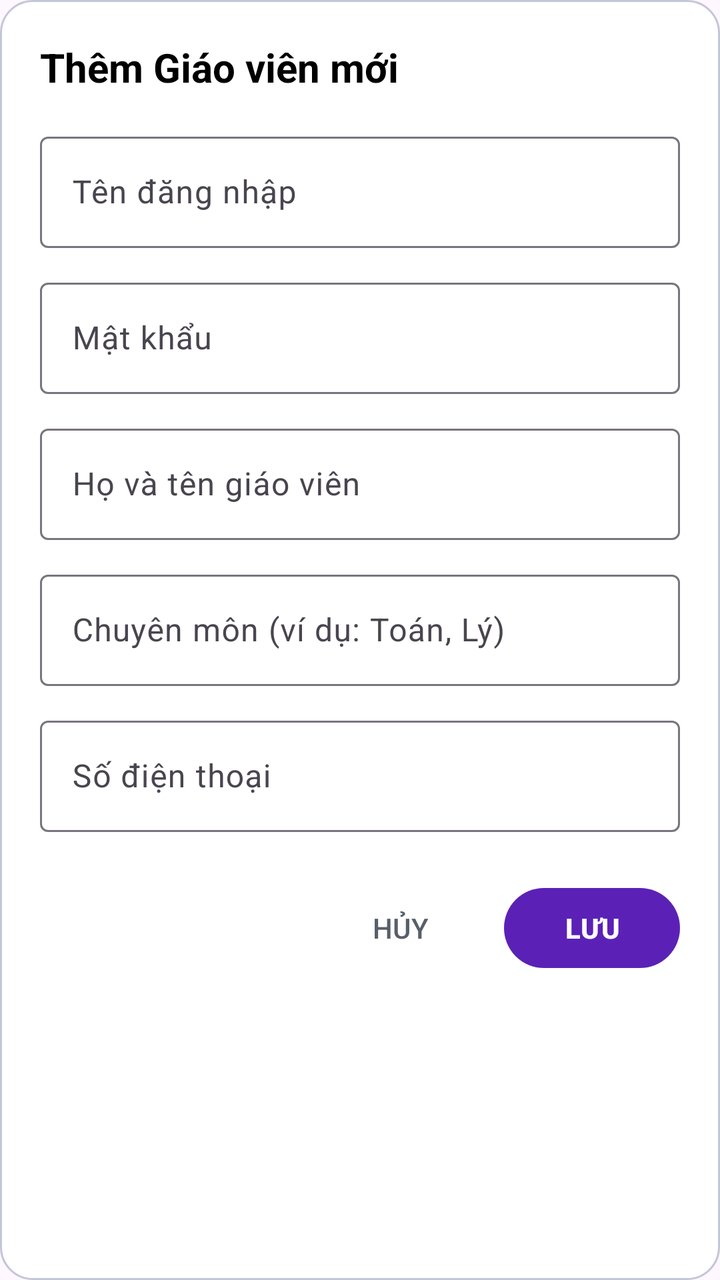
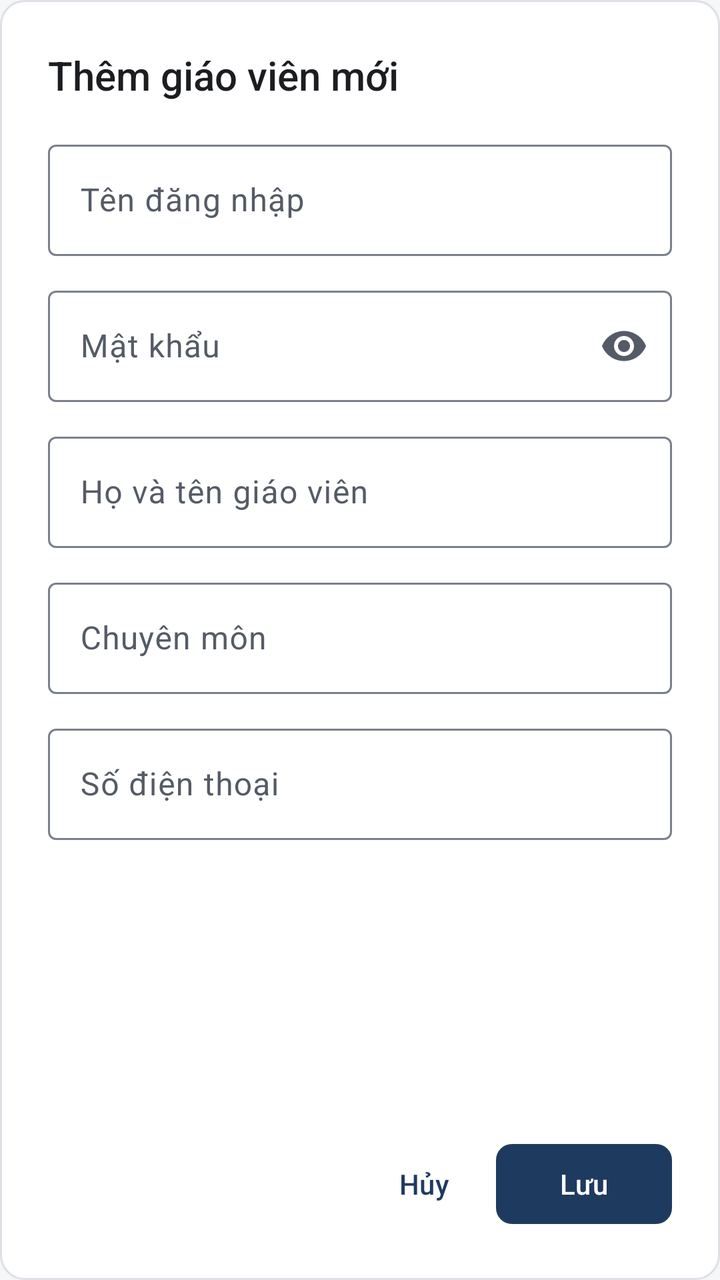

Two renders of the same Android screen: before a commit and after it. Below are the layout's source before the change and the commit's diff.
<!-- AndroidManifest.xml: application theme Theme.Kstudy -->
<!-- res/layout/dialog_add_edit_teacher.xml -->
<?xml version="1.0" encoding="utf-8"?>
<LinearLayout xmlns:android="http://schemas.android.com/apk/res/android"
    xmlns:app="http://schemas.android.com/apk/res-auto"
    android:layout_width="match_parent"
    android:layout_height="wrap_content"
    android:background="@drawable/bg_card"
    android:orientation="vertical"
    android:padding="20dp">

    <TextView
        android:id="@+id/tvDialogTitle"
        android:layout_width="wrap_content"
        android:layout_height="wrap_content"
        android:text="Thêm Giáo viên mới"
        android:textColor="@color/black"
        android:textSize="20sp"
        android:textStyle="bold"
        android:layout_marginBottom="16dp" />

    <com.google.android.material.textfield.TextInputLayout
        android:id="@+id/tilUsername"
        android:layout_width="match_parent"
        android:layout_height="wrap_content"
        android:layout_marginBottom="12dp"
        style="@style/Widget.Material3.TextInputLayout.OutlinedBox">
        <com.google.android.material.textfield.TextInputEditText
            android:id="@+id/etTeacherUser"
            android:layout_width="match_parent"
            android:layout_height="wrap_content"
            android:hint="Tên đăng nhập"
            android:textColor="@color/black"
            android:singleLine="true" />
    </com.google.android.material.textfield.TextInputLayout>

    <com.google.android.material.textfield.TextInputLayout
        android:id="@+id/tilPassword"
        android:layout_width="match_parent"
        android:layout_height="wrap_content"
        android:layout_marginBottom="12dp"
        style="@style/Widget.Material3.TextInputLayout.OutlinedBox">
        <com.google.android.material.textfield.TextInputEditText
            android:id="@+id/etTeacherPass"
            android:layout_width="match_parent"
            android:layout_height="wrap_content"
            android:hint="Mật khẩu"
            android:inputType="textPassword"
            android:textColor="@color/black"
            android:singleLine="true" />
    </com.google.android.material.textfield.TextInputLayout>

    <com.google.android.material.textfield.TextInputLayout
        android:layout_width="match_parent"
        android:layout_height="wrap_content"
        android:layout_marginBottom="12dp"
        style="@style/Widget.Material3.TextInputLayout.OutlinedBox">
        <com.google.android.material.textfield.TextInputEditText
            android:id="@+id/etTeacherName"
            android:layout_width="match_parent"
            android:layout_height="wrap_content"
            android:hint="Họ và tên giáo viên"
            android:textColor="@color/black"
            android:singleLine="true" />
    </com.google.android.material.textfield.TextInputLayout>

    <com.google.android.material.textfield.TextInputLayout
        android:layout_width="match_parent"
        android:layout_height="wrap_content"
        android:layout_marginBottom="12dp"
        style="@style/Widget.Material3.TextInputLayout.OutlinedBox">
        <com.google.android.material.textfield.TextInputEditText
            android:id="@+id/etTeacherSub"
            android:layout_width="match_parent"
            android:layout_height="wrap_content"
            android:hint="Chuyên môn (ví dụ: Toán, Lý)"
            android:textColor="@color/black"
            android:singleLine="true" />
    </com.google.android.material.textfield.TextInputLayout>

    <com.google.android.material.textfield.TextInputLayout
        android:layout_width="match_parent"
        android:layout_height="wrap_content"
        android:layout_marginBottom="24dp"
        style="@style/Widget.Material3.TextInputLayout.OutlinedBox">
        <com.google.android.material.textfield.TextInputEditText
            android:id="@+id/etTeacherPhone"
            android:layout_width="match_parent"
            android:layout_height="wrap_content"
            android:hint="Số điện thoại"
            android:inputType="phone"
            android:textColor="@color/black"
            android:singleLine="true" />
    </com.google.android.material.textfield.TextInputLayout>

    <LinearLayout
        android:layout_width="match_parent"
        android:layout_height="wrap_content"
        android:orientation="horizontal"
        android:gravity="end">

        <Button
            android:id="@+id/btnCancelTeacher"
            style="@style/Widget.Material3.Button.TextButton"
            android:layout_width="wrap_content"
            android:layout_height="wrap_content"
            android:text="HỦY"
            android:textColor="@color/secondary"
            android:layout_marginEnd="8dp" />

        <Button
            android:id="@+id/btnSaveTeacher"
            style="@style/Widget.Material3.Button"
            android:layout_width="wrap_content"
            android:layout_height="wrap_content"
            android:text="LƯU"
            android:textColor="@color/white"
            android:textStyle="bold" />
    </LinearLayout>
</LinearLayout>
<!-- resources referenced by this layout -->
<resources>
  <color name="black">#FF000000</color>
  <color name="secondary">#585F6A</color>
  <color name="white">#FFFFFFFF</color>
  <!-- drawable bg_card (drawable) -->
  <?xml version="1.0" encoding="utf-8"?>
  <shape xmlns:android="http://schemas.android.com/apk/res/android"
      android:shape="rectangle">
      <solid android:color="@color/surface" />
      <corners android:radius="16dp" />
      <stroke
          android:width="1dp"
          android:color="@color/outline_variant" />
  </shape>
  <color name="outline_variant">#C3C6D6</color>
  <style name="Base.Theme.Kstudy" parent="Theme.Material3.Light.NoActionBar">
          
          <item name="colorPrimary">@color/primary</item>
          <item name="colorOnPrimary">@color/white</item>
      </style>
  <color name="primary">#5B21B6</color>
  <!-- unchanged entries left out for length: 2 -->
</resources>

<!-- the commit's change to res/layout/dialog_add_edit_teacher.xml (unified diff, before → after) -->
@@ -5,114 +5,129 @@
     android:layout_height="wrap_content"
     android:background="@drawable/bg_card"
     android:orientation="vertical"
-    android:padding="20dp">
+    android:padding="24dp">
 
     <TextView
         android:id="@+id/tvDialogTitle"
         android:layout_width="wrap_content"
         android:layout_height="wrap_content"
-        android:text="Thêm Giáo viên mới"
-        android:textColor="@color/black"
-        android:textSize="20sp"
-        android:textStyle="bold"
-        android:layout_marginBottom="16dp" />
+        android:text="Thêm giáo viên mới"
+        android:textAppearance="@style/TextAppearance.Kstudy.Title" />
 
-    <com.google.android.material.textfield.TextInputLayout
-        android:id="@+id/tilUsername"
+    
+    <androidx.core.widget.NestedScrollView
         android:layout_width="match_parent"
-        android:layout_height="wrap_content"
-        android:layout_marginBottom="12dp"
-        style="@style/Widget.Material3.TextInputLayout.OutlinedBox">
-        <com.google.android.material.textfield.TextInputEditText
-            android:id="@+id/etTeacherUser"
+        android:layout_height="0dp"
+        android:layout_marginTop="16dp"
+        android:layout_weight="1">
+
+        <LinearLayout
             android:layout_width="match_parent"
             android:layout_height="wrap_content"
-            android:hint="Tên đăng nhập"
-            android:textColor="@color/black"
-            android:singleLine="true" />
-    </com.google.android.material.textfield.TextInputLayout>
+            android:orientation="vertical">
 
-    <com.google.android.material.textfield.TextInputLayout
-        android:id="@+id/tilPassword"
-        android:layout_width="match_parent"
-        android:layout_height="wrap_content"
-        android:layout_marginBottom="12dp"
-        style="@style/Widget.Material3.TextInputLayout.OutlinedBox">
-        <com.google.android.material.textfield.TextInputEditText
-            android:id="@+id/etTeacherPass"
-            android:layout_width="match_parent"
-            android:layout_height="wrap_content"
-            android:hint="Mật khẩu"
-            android:inputType="textPassword"
-            android:textColor="@color/black"
-            android:singleLine="true" />
-    </com.google.android.material.textfield.TextInputLayout>
+            <com.google.android.material.textfield.TextInputLayout
+                android:id="@+id/tilUsername"
+                style="@style/Widget.Material3.TextInputLayout.OutlinedBox"
+                android:layout_width="match_parent"
+                android:layout_height="wrap_content"
+                android:layout_marginBottom="12dp"
+                android:hint="Tên đăng nhập">
 
-    <com.google.android.material.textfield.TextInputLayout
-        android:layout_width="match_parent"
-        android:layout_height="wrap_content"
-        android:layout_marginBottom="12dp"
-        style="@style/Widget.Material3.TextInputLayout.OutlinedBox">
-        <com.google.android.material.textfield.TextInputEditText
-            android:id="@+id/etTeacherName"
-            android:layout_width="match_parent"
-            android:layout_height="wrap_content"
-            android:hint="Họ và tên giáo viên"
-            android:textColor="@color/black"
-            android:singleLine="true" />
-    </com.google.android.material.textfield.TextInputLayout>
+                <com.google.android.material.textfield.TextInputEditText
+                    android:id="@+id/etTeacherUser"
+                    android:layout_width="match_parent"
+                    android:layout_height="wrap_content"
+                    android:inputType="text"
+                    android:maxLines="1" />
+            </com.google.android.material.textfield.TextInputLayout>
 
-    <com.google.android.material.textfield.TextInputLayout
-        android:layout_width="match_parent"
-        android:layout_height="wrap_content"
-        android:layout_marginBottom="12dp"
-        style="@style/Widget.Material3.TextInputLayout.OutlinedBox">
-        <com.google.android.material.textfield.TextInputEditText
-            android:id="@+id/etTeacherSub"
-            android:layout_width="match_parent"
-            android:layout_height="wrap_content"
-            android:hint="Chuyên môn (ví dụ: Toán, Lý)"
-            android:textColor="@color/black"
-            android:singleLine="true" />
-    </com.google.android.material.textfield.TextInputLayout>
+            <com.google.android.material.textfield.TextInputLayout
+                android:id="@+id/tilPassword"
+                style="@style/Widget.Material3.TextInputLayout.OutlinedBox"
+                android:layout_width="match_parent"
+                android:layout_height="wrap_content"
+                android:layout_marginBottom="12dp"
+                android:hint="Mật khẩu"
+                app:endIconMode="password_toggle">
 
-    <com.google.android.material.textfield.TextInputLayout
-        android:layout_width="match_parent"
-        android:layout_height="wrap_content"
-        android:layout_marginBottom="24dp"
-        style="@style/Widget.Material3.TextInputLayout.OutlinedBox">
-        <com.google.android.material.textfield.TextInputEditText
-            android:id="@+id/etTeacherPhone"
-            android:layout_width="match_parent"
-            android:layout_height="wrap_content"
-            android:hint="Số điện thoại"
-            android:inputType="phone"
-            android:textColor="@color/black"
-            android:singleLine="true" />
-    </com.google.android.material.textfield.TextInputLayout>
+                <com.google.android.material.textfield.TextInputEditText
+                    android:id="@+id/etTeacherPass"
+                    android:layout_width="match_parent"
+                    android:layout_height="wrap_content"
+                    android:inputType="textPassword"
+                    android:maxLines="1" />
+            </com.google.android.material.textfield.TextInputLayout>
+
+            <com.google.android.material.textfield.TextInputLayout
+                android:id="@+id/tilTeacherName"
+                style="@style/Widget.Material3.TextInputLayout.OutlinedBox"
+                android:layout_width="match_parent"
+                android:layout_height="wrap_content"
+                android:layout_marginBottom="12dp"
+                android:hint="Họ và tên giáo viên">
+
+                <com.google.android.material.textfield.TextInputEditText
+                    android:id="@+id/etTeacherName"
+                    android:layout_width="match_parent"
+                    android:layout_height="wrap_content"
+                    android:inputType="textPersonName|textCapWords"
+                    android:maxLines="1" />
+            </com.google.android.material.textfield.TextInputLayout>
+
+            <com.google.android.material.textfield.TextInputLayout
+                android:id="@+id/tilTeacherSub"
+                style="@style/Widget.Material3.TextInputLayout.OutlinedBox"
+                android:layout_width="match_parent"
+                android:layout_height="wrap_content"
+                android:layout_marginBottom="12dp"
+                android:hint="Chuyên môn"
+                app:placeholderText="Ví dụ: Toán, Lý">
+
+                <com.google.android.material.textfield.TextInputEditText
+                    android:id="@+id/etTeacherSub"
+                    android:layout_width="match_parent"
+                    android:layout_height="wrap_content"
+                    android:inputType="textCapSentences"
+                    android:maxLines="1" />
+            </com.google.android.material.textfield.TextInputLayout>
+
+            <com.google.android.material.textfield.TextInputLayout
+                android:id="@+id/tilTeacherPhone"
+                style="@style/Widget.Material3.TextInputLayout.OutlinedBox"
+                android:layout_width="match_parent"
+                android:layout_height="wrap_content"
+                android:hint="Số điện thoại">
+
+                <com.google.android.material.textfield.TextInputEditText
+                    android:id="@+id/etTeacherPhone"
+                    android:layout_width="match_parent"
+                    android:layout_height="wrap_content"
+                    android:inputType="phone"
+                    android:maxLines="1" />
+            </com.google.android.material.textfield.TextInputLayout>
+        </LinearLayout>
+    </androidx.core.widget.NestedScrollView>
 
     <LinearLayout
         android:layout_width="match_parent"
         android:layout_height="wrap_content"
-        android:orientation="horizontal"
-        android:gravity="end">
+        android:layout_marginTop="16dp"
+        android:gravity="end"
+        android:orientation="horizontal">
 
         <Button
             android:id="@+id/btnCancelTeacher"
-            style="@style/Widget.Material3.Button.TextButton"
+            style="@style/Widget.Kstudy.Button.Text"
             android:layout_width="wrap_content"
             android:layout_height="wrap_content"
-            android:text="HỦY"
-            android:textColor="@color/secondary"
-            android:layout_marginEnd="8dp" />
+            android:layout_marginEnd="8dp"
+            android:text="Hủy" />
 
         <Button
             android:id="@+id/btnSaveTeacher"
-            style="@style/Widget.Material3.Button"
             android:layout_width="wrap_content"
             android:layout_height="wrap_content"
-            android:text="LƯU"
-            android:textColor="@color/white"
-            android:textStyle="bold" />
+            android:text="Lưu" />
     </LinearLayout>
 </LinearLayout>
<!-- resource entries referenced after the edit -->
@@ -1,25 +1,129 @@
 <!-- resources referenced by this layout -->
 <resources>
-  <color name="black">#FF000000</color>
-  <color name="secondary">#585F6A</color>
-  <color name="white">#FFFFFFFF</color>
+  <color name="secondary">#56606E</color>
+  <color name="secondary_container">#E7EAEF</color>
+  <color name="on_secondary_container">#1C2430</color>
+  <color name="background">#F5F6F8</color>
+  <color name="on_surface">#1B1D21</color>
+  <color name="surface_container">#ECEEF2</color>
+  <color name="text_secondary">#555B66</color>
+  <color name="surface_inverse">#2F3237</color>
+  <color name="on_surface_inverse">#F1F2F4</color>
+  <color name="surface_dim">#DCDEE3</color>
+  <color name="surface_container_low">#F5F6F8</color>
+  <color name="surface_container_high">#E4E7EC</color>
+  <color name="outline">#7A808C</color>
+  <color name="error">#B3261E</color>
+  <color name="error_container">#FBEAE8</color>
+  <color name="on_error_container">#5F1410</color>
+  <style name="Widget.Kstudy.Button" parent="Widget.Material3.Button">
+          <item name="shapeAppearanceOverlay">@style/ShapeAppearanceOverlay.Kstudy.Control</item>
+      </style>
+  <style name="Widget.Kstudy.Button.Outlined" parent="Widget.Material3.Button.OutlinedButton">
+          <item name="shapeAppearanceOverlay">@style/ShapeAppearanceOverlay.Kstudy.Control</item>
+      </style>
+  <style name="ThemeOverlay.Kstudy.MaterialAlertDialog" parent="ThemeOverlay.Material3.MaterialAlertDialog">
+          <item name="alertDialogStyle">@style/MaterialAlertDialog.Kstudy</item>
+          <item name="buttonBarPositiveButtonStyle">@style/Widget.Kstudy.Button.Text.Dialog</item>
+          <item name="buttonBarNegativeButtonStyle">@style/Widget.Kstudy.Button.Text.Dialog</item>
+          <item name="buttonBarNeutralButtonStyle">@style/Widget.Kstudy.Button.Text.Dialog.Flush</item>
+      </style>
+  <style name="MaterialAlertDialog.Kstudy" parent="MaterialAlertDialog.Material3">
+          <item name="backgroundTint">?attr/colorSurface</item>
+      </style>
+  <style name="Widget.Kstudy.Button.Text.Dialog" parent="Widget.Material3.Button.TextButton.Dialog">
+          <item name="shapeAppearanceOverlay">@style/ShapeAppearanceOverlay.Kstudy.Control</item>
+      </style>
+  <style name="Widget.Kstudy.Button.Text.Dialog.Flush">
+          <item name="android:layout_marginStart">0dp</item>
+          <item name="android:layout_marginLeft">0dp</item>
+      </style>
   <!-- drawable bg_card (drawable) -->
   <?xml version="1.0" encoding="utf-8"?>
   <shape xmlns:android="http://schemas.android.com/apk/res/android"
       android:shape="rectangle">
       <solid android:color="@color/surface" />
-      <corners android:radius="16dp" />
+      <corners android:radius="@dimen/radius_container" />
       <stroke
           android:width="1dp"
           android:color="@color/outline_variant" />
   </shape>
-  <color name="outline_variant">#C3C6D6</color>
+  <style name="TextAppearance.Kstudy.Title" parent="TextAppearance.Material3.TitleLarge">
+          <item name="android:textSize">20sp</item>
+          <item name="android:fontFamily">sans-serif-medium</item>
+          <item name="fontFamily">sans-serif-medium</item>
+          <item name="android:textColor">?attr/colorOnSurface</item>
+      </style>
+  <style name="Widget.Kstudy.Button.Text" parent="Widget.Material3.Button.TextButton">
+          <item name="shapeAppearanceOverlay">@style/ShapeAppearanceOverlay.Kstudy.Control</item>
+          <item name="android:minWidth">56dp</item>
+      </style>
+  <dimen name="radius_container">12dp</dimen>
+  <color name="outline_variant">#DDE0E6</color>
+  <style name="ShapeAppearanceOverlay.Kstudy.Control" parent="">
+          <item name="cornerFamily">rounded</item>
+          <item name="cornerSize">@dimen/radius_control</item>
+      </style>
   <style name="Base.Theme.Kstudy" parent="Theme.Material3.Light.NoActionBar">
           
           <item name="colorPrimary">@color/primary</item>
-          <item name="colorOnPrimary">@color/white</item>
+          <item name="colorOnPrimary">@color/on_primary</item>
+          <item name="colorPrimaryContainer">@color/primary_container</item>
+          <item name="colorOnPrimaryContainer">@color/on_primary_container</item>
+          <item name="colorPrimaryInverse">@color/primary_inverse</item>
+          <item name="colorSecondary">@color/secondary</item>
+          <item name="colorOnSecondary">@color/on_primary</item>
+          <item name="colorSecondaryContainer">@color/secondary_container</item>
+          <item name="colorOnSecondaryContainer">@color/on_secondary_container</item>
+          <item name="colorTertiary">@color/secondary</item>
+          <item name="colorOnTertiary">@color/on_primary</item>
+          <item name="colorTertiaryContainer">@color/secondary_container</item>
+          <item name="colorOnTertiaryContainer">@color/on_secondary_container</item>
+          <item name="android:colorBackground">@color/background</item>
+          <item name="colorOnBackground">@color/on_surface</item>
+          <item name="colorSurface">@color/surface</item>
+          <item name="colorOnSurface">@color/on_surface</item>
+          <item name="colorSurfaceVariant">@color/surface_container</item>
+          <item name="colorOnSurfaceVariant">@color/text_secondary</item>
+          <item name="colorSurfaceInverse">@color/surface_inverse</item>
+          <item name="colorOnSurfaceInverse">@color/on_surface_inverse</item>
+          <item name="colorSurfaceBright">@color/surface</item>
+          <item name="colorSurfaceDim">@color/surface_dim</item>
+          <item name="colorSurfaceContainerLowest">@color/surface</item>
+          <item name="colorSurfaceContainerLow">@color/surface_container_low</item>
+          <item name="colorSurfaceContainer">@color/surface_container</item>
+          <item name="colorSurfaceContainerHigh">@color/surface_container_high</item>
+          <item name="colorSurfaceContainerHighest">@color/surface_container_high</item>
+          <item name="colorOutline">@color/outline</item>
+          <item name="colorOutlineVariant">@color/outline_variant</item>
+          <item name="colorError">@color/error</item>
+          <item name="colorOnError">@color/on_primary</item>
+          <item name="colorErrorContainer">@color/error_container</item>
+          <item name="colorOnErrorContainer">@color/on_error_container</item>
+  
+          
+          <item name="elevationOverlayEnabled">false</item>
+  
+          
+          <item name="shapeCornerSizeExtraSmall">@dimen/radius_control</item>
+          <item name="shapeCornerSizeSmall">@dimen/radius_control</item>
+          <item name="shapeCornerSizeMedium">@dimen/radius_container</item>
+          <item name="shapeCornerSizeLarge">@dimen/radius_container</item>
+          <item name="shapeCornerSizeLargeIncreased">@dimen/radius_container</item>
+          <item name="shapeCornerSizeExtraLarge">@dimen/radius_container</item>
+          <item name="shapeCornerSizeExtraLargeIncreased">@dimen/radius_container</item>
+  
+          <item name="materialButtonStyle">@style/Widget.Kstudy.Button</item>
+          <item name="materialButtonOutlinedStyle">@style/Widget.Kstudy.Button.Outlined</item>
+          <item name="borderlessButtonStyle">@style/Widget.Kstudy.Button.Text</item>
+          <item name="materialAlertDialogTheme">@style/ThemeOverlay.Kstudy.MaterialAlertDialog</item>
       </style>
-  <color name="primary">#5B21B6</color>
+  <dimen name="radius_control">8dp</dimen>
+  <color name="primary">#1F3A5F</color>
+  <color name="on_primary">#FFFFFF</color>
+  <color name="primary_container">#E2E9F3</color>
+  <color name="on_primary_container">#14263F</color>
+  <color name="primary_inverse">#A9C1E3</color>
   <!-- unchanged entries left out for length: 2 -->
 </resources>
 
